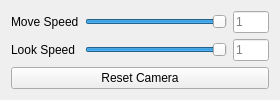
Qt form include/ui/plugins/interactor_toolbox.ui (VRGroupRWTH/pli_view) before a commit.
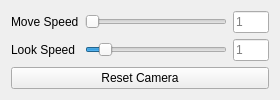
The same form after that commit.

Commit message: Interactor plugin refactoring + initial value adjustments.

Patch:
```diff
--- a/include/ui/plugins/interactor_toolbox.ui
+++ b/include/ui/plugins/interactor_toolbox.ui
@@ -64,7 +64,7 @@
       <number>10000</number>
      </property>
      <property name="value">
-      <number>10000</number>
+      <number>1000</number>
      </property>
      <property name="orientation">
       <enum>Qt::Horizontal</enum>
@@ -150,10 +150,10 @@
       <number>10000</number>
      </property>
      <property name="value">
-      <number>10000</number>
+      <number>10</number>
      </property>
      <property name="sliderPosition">
-      <number>10000</number>
+      <number>10</number>
      </property>
      <property name="orientation">
       <enum>Qt::Horizontal</enum>
```
The commit also changes 1 other file.
